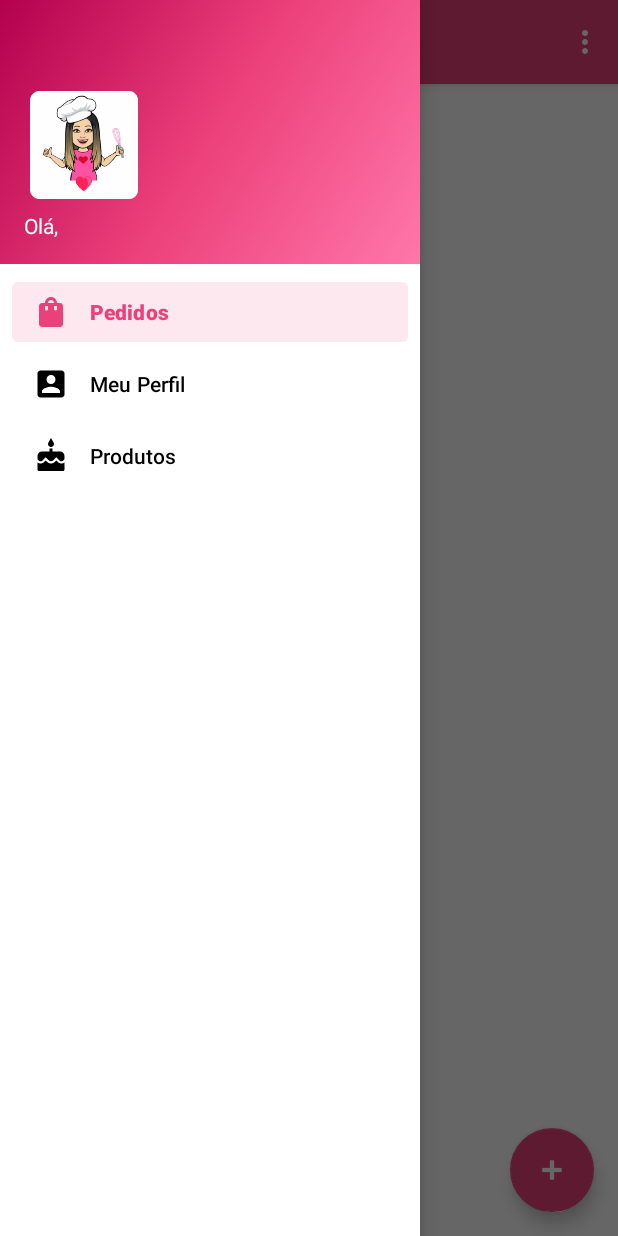
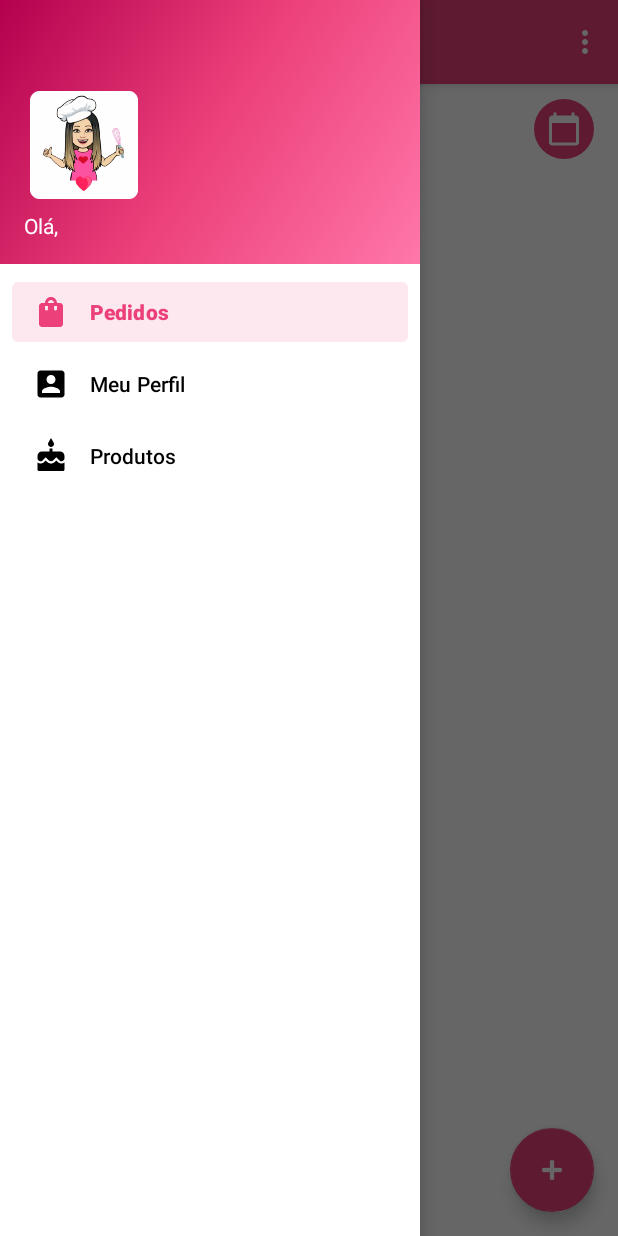
Before and after one commit to MateusAndreatta/GabriellasBrigadeiria, an Android app: the screen it shows after launch once a user with an empty profile is signed in (MainActivity), with the side drawer open, on a phone screen of 412 x 824 dp. Run offline under Robolectric (Android 15) with nearby library versions, the phone set to English and light mode, and no system bars; our stand-ins replace Firebase (no records; nobody signed in at launch, a user with empty details on screens opened directly), Picasso, navigation-ui.

Commit message:
Order list with date filter

```diff
--- /dev/null
+++ b/app/src/main/java/com/mateusandreatta/gabriellasbrigadeiria/DatePickerFragment.java
@@ -0,0 +1,46 @@
+package com.mateusandreatta.gabriellasbrigadeiria;
+
+import android.app.DatePickerDialog;
+import android.app.Dialog;
+import android.os.Bundle;
+import android.widget.DatePicker;
+import android.widget.EditText;
+import android.widget.TextView;
+
+import androidx.fragment.app.DialogFragment;
+import androidx.lifecycle.LiveData;
+
+import com.mateusandreatta.gabriellasbrigadeiria.ui.order.OrderViewModel;
+
+import java.text.DateFormat;
+import java.text.SimpleDateFormat;
+import java.util.Calendar;
+import java.util.Date;
+
+public class DatePickerFragment extends DialogFragment
+        implements DatePickerDialog.OnDateSetListener {
+
+    private OrderViewModel viewModel;
+
+    public DatePickerFragment(OrderViewModel viewModel) {
+        this.viewModel = viewModel;
+    }
+
+    @Override
+    public Dialog onCreateDialog(Bundle savedInstanceState) {
+        // Use the current date as the default date in the picker
+        final Calendar c = Calendar.getInstance();
+        int year = c.get(Calendar.YEAR);
+        int month = c.get(Calendar.MONTH);
+        int day = c.get(Calendar.DAY_OF_MONTH);
+
+        // Create a new instance of DatePickerDialog and return it
+        return new DatePickerDialog(getActivity(), this, year, month, day);
+    }
+
+    public void onDateSet(DatePicker view, int year, int month, int day) {
+        Calendar calendar = Calendar.getInstance();
+        calendar.set(year, month, day, 0, 0, 0);
+        viewModel.setDate(calendar.getTime());
+    }
+}
--- a/app/src/main/java/com/mateusandreatta/gabriellasbrigadeiria/NewOrderActivity.java
+++ b/app/src/main/java/com/mateusandreatta/gabriellasbrigadeiria/NewOrderActivity.java
@@ -69,6 +69,7 @@ public class NewOrderActivity extends AppCompatActivity {
         if(extras != null){
             orderEdit = (Order) getIntent().getSerializableExtra("order");
             edit = true;
+            getSupportActionBar().setTitle(getResources().getString(R.string.menu_edit_order));
             newOrderViewModel.setmEditOrder(orderEdit);
         }
 
--- a/app/src/main/java/com/mateusandreatta/gabriellasbrigadeiria/ui/order/OrderFragment.java
+++ b/app/src/main/java/com/mateusandreatta/gabriellasbrigadeiria/ui/order/OrderFragment.java
@@ -1,25 +1,31 @@
 package com.mateusandreatta.gabriellasbrigadeiria.ui.order;
 
+import android.app.DatePickerDialog;
+import android.app.Dialog;
 import android.content.Intent;
 import android.os.Bundle;
 import android.util.Log;
 import android.view.LayoutInflater;
 import android.view.View;
 import android.view.ViewGroup;
+import android.widget.DatePicker;
 import android.widget.TextView;
 import android.widget.Toast;
 
 import androidx.annotation.NonNull;
 import androidx.annotation.Nullable;
 import androidx.appcompat.app.AlertDialog;
+import androidx.fragment.app.DialogFragment;
 import androidx.fragment.app.Fragment;
 import androidx.lifecycle.Observer;
 import androidx.lifecycle.ViewModelProvider;
 import androidx.recyclerview.widget.LinearLayoutManager;
 import androidx.recyclerview.widget.RecyclerView;
 
+import com.google.firebase.Timestamp;
 import com.google.firebase.firestore.FirebaseFirestore;
 import com.google.firebase.firestore.QueryDocumentSnapshot;
+import com.mateusandreatta.gabriellasbrigadeiria.DatePickerFragment;
 import com.mateusandreatta.gabriellasbrigadeiria.NewOrderActivity;
 import com.mateusandreatta.gabriellasbrigadeiria.OrderDataModel;
 import com.mateusandreatta.gabriellasbrigadeiria.OrdersArrayAdapter;
@@ -28,7 +34,13 @@ import com.mateusandreatta.gabriellasbrigadeiria.databinding.FragmentOrderBindin
 import com.mateusandreatta.gabriellasbrigadeiria.model.Order;
 import com.mateusandreatta.gabriellasbrigadeiria.model.Product;
 
+import java.text.SimpleDateFormat;
+import java.util.Calendar;
+import java.util.Date;
+
 public class OrderFragment extends Fragment {
+
+    private static final String TAG = "TAG-OrderFragment";
 
     private OrderViewModel orderViewModel;
     private FragmentOrderBinding binding;
@@ -51,7 +63,12 @@ public class OrderFragment extends Fragment {
         dataModel = OrderDataModel.getInstance();
         db = FirebaseFirestore.getInstance();
 
-        loadOrders();
+        loadOrders(new Date());
+        orderViewModel.getSelectedDate().observe(getViewLifecycleOwner(), date -> {
+            Log.i(TAG,"Update date");
+            binding.textViewDateFilter.setText(new SimpleDateFormat("dd/MM/yyyy").format(date));
+            loadOrders(date);
+        });
 
         recyclerView = binding.RecyclerViewOrders;
         adapter = new OrdersArrayAdapter();
@@ -102,14 +119,36 @@ public class OrderFragment extends Fragment {
         });
         recyclerView.setLayoutManager(new LinearLayoutManager(getContext()));
 
+        DialogFragment newFragment = new DatePickerFragment(orderViewModel);
+        binding.imageButtonCalendarSetDate.setOnClickListener(v -> {
+            newFragment.show(getParentFragmentManager(), "datePicker");
+        });
+
         return root;
     }
 
+    private void loadOrders(Date date){
 
-    //TODO: Filtro por data
-    private void loadOrders(){
+        Calendar cal = Calendar.getInstance();
+        cal.setTime(date);
+        cal.set(Calendar.HOUR_OF_DAY, 0);
+        cal.set(Calendar.MINUTE, 0);
+        cal.set(Calendar.SECOND, 0);
+        cal.set(Calendar.MILLISECOND, 0);
+
+        Date startDate = cal.getTime();
+        cal.set(Calendar.HOUR_OF_DAY, 23);
+        cal.set(Calendar.MINUTE, 59);
+        cal.set(Calendar.SECOND, 59);
+        cal.set(Calendar.MILLISECOND, 999);
+        Date endDate = cal.getTime();
+
+        Log.i(TAG, startDate.toString());
+        Log.i(TAG, endDate.toString());
+
         db.collection("orders")
-                .whereEqualTo("enable",true)
+                .whereGreaterThanOrEqualTo("date", startDate)
+                .whereLessThanOrEqualTo("date", endDate)
                 .addSnapshotListener((value, error) -> {
             if (error != null) {
                 Log.w("loadOrders", "Listen failed.", error);
@@ -118,7 +157,8 @@ public class OrderFragment extends Fragment {
             dataModel.orderArrayList.clear();
             for (QueryDocumentSnapshot doc : value) {
                 Order order = doc.toObject(Order.class);
-                dataModel.orderArrayList.add(order);
+                if(order.isEnable())
+                    dataModel.orderArrayList.add(order);
             }
             adapter.notifyDataSetChanged();
         });
--- a/app/src/main/java/com/mateusandreatta/gabriellasbrigadeiria/ui/order/OrderViewModel.java
+++ b/app/src/main/java/com/mateusandreatta/gabriellasbrigadeiria/ui/order/OrderViewModel.java
@@ -4,16 +4,22 @@ import androidx.lifecycle.LiveData;
 import androidx.lifecycle.MutableLiveData;
 import androidx.lifecycle.ViewModel;
 
+import java.util.Date;
+
 public class OrderViewModel extends ViewModel {
 
-    private MutableLiveData<String> mText;
+    private MutableLiveData<Date> mDate;
 
     public OrderViewModel() {
-        mText = new MutableLiveData<>();
-        mText.setValue("Tela de pedidos");
+        mDate = new MutableLiveData<>();
+        mDate.setValue(new Date());
     }
 
-    public LiveData<String> getText() {
-        return mText;
+    public LiveData<Date> getSelectedDate() {
+        return mDate;
+    }
+
+    public void setDate(Date mDate) {
+        this.mDate.setValue(mDate);
     }
 }
--- a/app/src/main/java/com/mateusandreatta/gabriellasbrigadeiria/ui/product/ProductFragment.java
+++ b/app/src/main/java/com/mateusandreatta/gabriellasbrigadeiria/ui/product/ProductFragment.java
@@ -22,8 +22,6 @@ import com.mateusandreatta.gabriellasbrigadeiria.databinding.FragmentProductBind
 import com.mateusandreatta.gabriellasbrigadeiria.model.Product;
 
 import java.util.ArrayList;
-
-//TODO: Remover produto
 
 public class ProductFragment extends Fragment {
 
--- /dev/null
+++ b/app/src/main/res/drawable-v24/roundcorner.xml
@@ -0,0 +1,5 @@
+<?xml version="1.0" encoding="utf-8"?>
+<shape xmlns:android="http://schemas.android.com/apk/res/android">
+    <solid android:color="@color/pink_200" />
+    <corners android:radius="20dp" />
+</shape>
--- /dev/null
+++ b/app/src/main/res/drawable/ic_button_calendar.xml
@@ -0,0 +1,5 @@
+<vector android:height="24dp" android:tint="#FFFFFF"
+    android:viewportHeight="24" android:viewportWidth="24"
+    android:width="24dp" xmlns:android="http://schemas.android.com/apk/res/android">
+    <path android:fillColor="@android:color/white" android:pathData="M20,3h-1L19,1h-2v2L7,3L7,1L5,1v2L4,3c-1.1,0 -2,0.9 -2,2v16c0,1.1 0.9,2 2,2h16c1.1,0 2,-0.9 2,-2L22,5c0,-1.1 -0.9,-2 -2,-2zM20,21L4,21L4,8h16v13z"/>
+</vector>
--- a/app/src/main/res/layout/fragment_order.xml
+++ b/app/src/main/res/layout/fragment_order.xml
@@ -22,8 +22,33 @@
         android:id="@+id/RecyclerViewOrders"
         android:layout_width="0dp"
         android:layout_height="0dp"
+        android:layout_marginTop="16dp"
         app:layout_constraintBottom_toBottomOf="parent"
         app:layout_constraintEnd_toEndOf="parent"
         app:layout_constraintStart_toStartOf="parent"
+        app:layout_constraintTop_toBottomOf="@+id/textViewDateFilter" />
+
+    <TextView
+        android:id="@+id/textViewDateFilter"
+        android:layout_width="wrap_content"
+        android:layout_height="wrap_content"
+        android:layout_marginStart="16dp"
+        android:layout_marginTop="16dp"
+        android:text="TextView"
+        android:textSize="20sp"
+        app:layout_constraintStart_toStartOf="parent"
         app:layout_constraintTop_toTopOf="parent" />
+
+    <ImageButton
+        android:id="@+id/imageButtonCalendarSetDate"
+        android:layout_width="wrap_content"
+        android:layout_height="wrap_content"
+        android:layout_marginEnd="16dp"
+        android:padding="8dp"
+        android:src="@drawable/ic_button_calendar"
+        android:background="@drawable/roundcorner"
+        app:layout_constraintBottom_toBottomOf="@+id/textViewDateFilter"
+        app:layout_constraintEnd_toEndOf="parent"
+        app:layout_constraintTop_toTopOf="@+id/textViewDateFilter" />
+
 </androidx.constraintlayout.widget.ConstraintLayout>
--- a/app/src/main/res/values/strings.xml
+++ b/app/src/main/res/values/strings.xml
@@ -52,4 +52,5 @@
     <string name="item_view_total">Total: </string>
     <string name="item_view_delivery">Entrega: </string>
     <string name="item_view_order">Pedido: </string>
+    <string name="menu_edit_order">Editar pedido</string>
 </resources>
```
